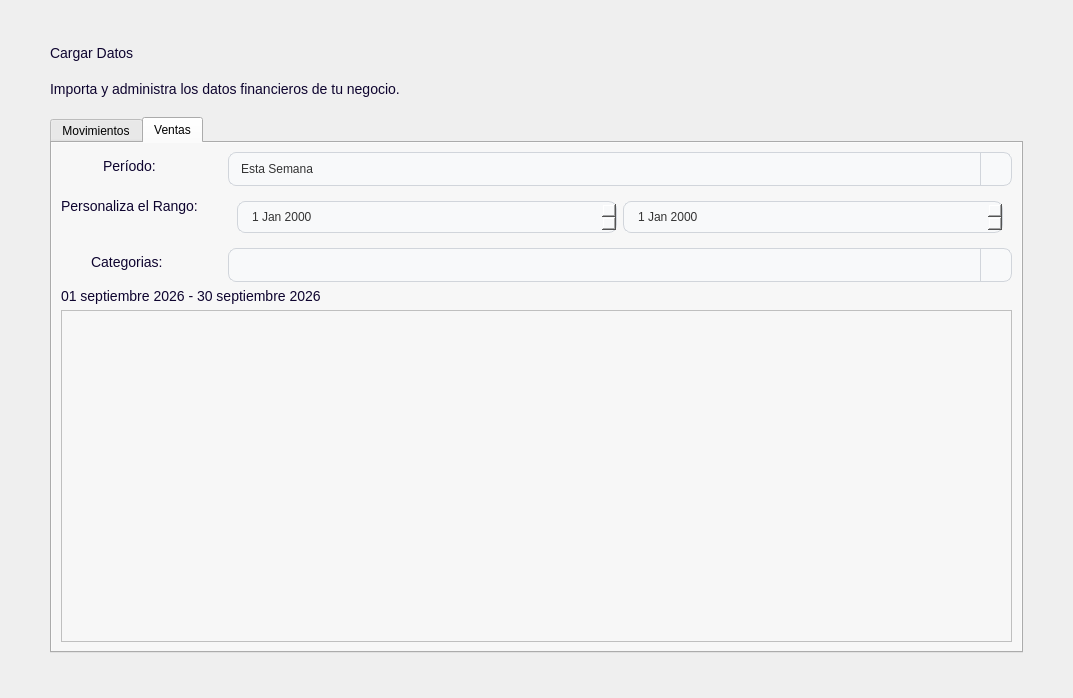
Old version of the form app/ui/dashboard/pages/movimientos.ui in the repository Brando-1510/Proyecto-Integrador-2.0.
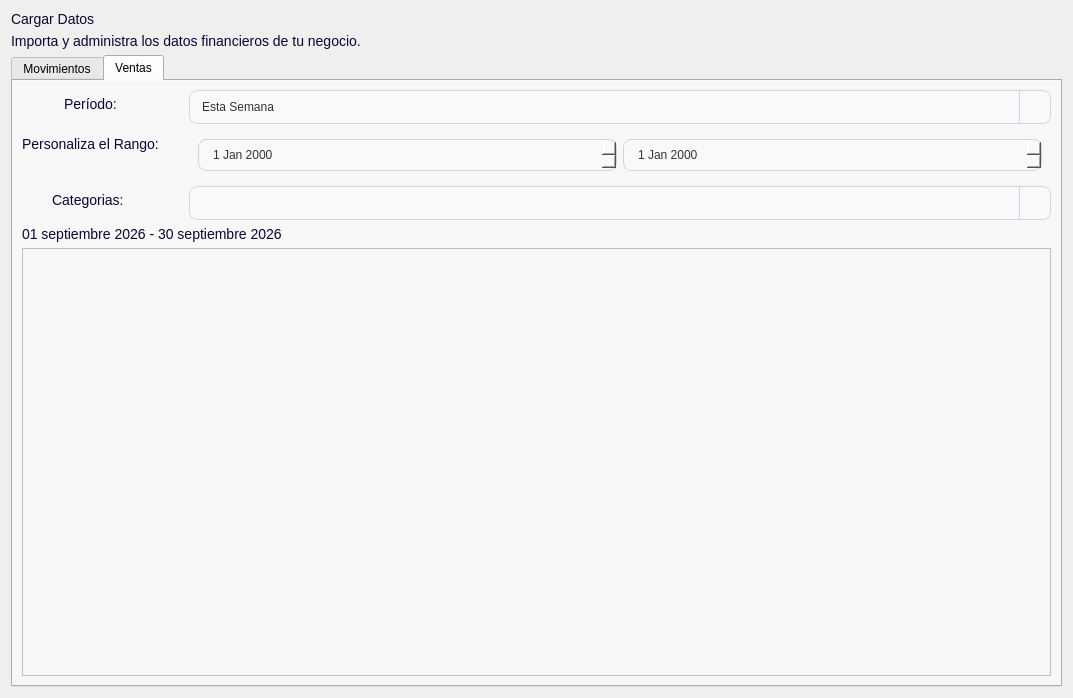
New version of the form. The open tabs and pages were chosen to show the change. Icons and pictures are not drawn.

Diff of the .ui file:
```diff
--- a/app/ui/dashboard/pages/movimientos.ui
+++ b/app/ui/dashboard/pages/movimientos.ui
@@ -205,115 +205,6 @@
   </property>
   <layout class="QVBoxLayout" name="verticalLayout">
    <item>
-    <layout class="QVBoxLayout" name="verticalLayout_12">
-     <property name="spacing">
-      <number>20</number>
-     </property>
-     <property name="leftMargin">
-      <number>30</number>
-     </property>
-     <property name="topMargin">
-      <number>25</number>
-     </property>
-     <property name="rightMargin">
-      <number>30</number>
-     </property>
-     <property name="bottomMargin">
-      <number>25</number>
-     </property>
-     <item>
-      <widget class="QScrollArea" name="scrollArea">
-       <property name="styleSheet">
-        <string notr="true">/*
------------------------------------------------------------------------------------------------------
-ScrollArea
------------------------------------------------------------------------------------------------------
-*/
-#scrollAreaWidgetContents {
-    background-color: transparent;
-}
-QScrollArea {
-    background-color: transparent;
-    border: none;
-	border-radius:0px;
-}
-
-/* Widget que está dentro del ScrollArea */
-/*QScrollArea &gt; QWidget &gt; QWidget {
-    background-color: #F9F9FC;
-}*/
-
-/* Scrollbar vertical */
-QScrollBar:vertical {
-    background-color: transparent;
-    width: 8px;
-    margin: 4px 2px 4px 0px;
-}
-
-/* Parte que se puede arrastrar */
-QScrollBar::handle:vertical {
-    background-color: #C9C1D5;
-    border-radius: 4px;
-    min-height: 40px;
-}
-
-/* Al pasar el mouse */
-QScrollBar::handle:vertical:hover {
-    background-color: #A99DB8;
-}
-
-/* Ocultar botones de arriba y abajo */
-QScrollBar::add-line:vertical,
-QScrollBar::sub-line:vertical {
-    height: 0px;
-}
-
-/* Espacio antes/después del handle */
-QScrollBar::add-page:vertical,
-QScrollBar::sub-page:vertical {
-    background: transparent;
-}</string>
-       </property>
-       <property name="frameShape">
-        <enum>QFrame::NoFrame</enum>
-       </property>
-       <property name="frameShadow">
-        <enum>QFrame::Plain</enum>
-       </property>
-       <property name="widgetResizable">
-        <bool>true</bool>
-       </property>
-       <widget class="QWidget" name="scrollAreaWidgetContents">
-        <property name="geometry">
-         <rect>
-          <x>0</x>
-          <y>0</y>
-          <width>995</width>
-          <height>630</height>
-         </rect>
-        </property>
-        <property name="sizePolicy">
-         <sizepolicy hsizetype="Expanding" vsizetype="Preferred">
-          <horstretch>0</horstretch>
-          <verstretch>0</verstretch>
-         </sizepolicy>
-        </property>
-        <layout class="QVBoxLayout" name="verticalLayout_2">
-         <property name="leftMargin">
-          <number>9</number>
-         </property>
-         <property name="topMargin">
-          <number>9</number>
-         </property>
-         <property name="rightMargin">
-          <number>9</number>
-         </property>
-         <item>
-          <layout class="QVBoxLayout" name="verticalLayout_11">
-           <property name="spacing">
-            <number>20</number>
-           </property>
-           <item>
             <widget class="QLabel" name="lblTitulo">
              <property name="maximumSize">
               <size>
@@ -484,9 +375,9 @@
 }</string>
              </property>
              <property name="currentIndex">
-              <number>1</number>
-             </property>
-             <widget class="QWidget" name="Movimientos">
+      <number>0</number>
+     </property>
+     <widget class="QWidget" name="Movimientos_2">
               <attribute name="title">
                <string>Movimientos</string>
               </attribute>
@@ -742,14 +633,6 @@
               </layout>
              </widget>
             </widget>
-           </item>
-          </layout>
-         </item>
-        </layout>
-       </widget>
-      </widget>
-     </item>
-    </layout>
    </item>
   </layout>
  </widget>
```
Left out of the diff: 2 changed lines with no effect on the pictures. Lines whose indentation alone changed are shown as unchanged.
